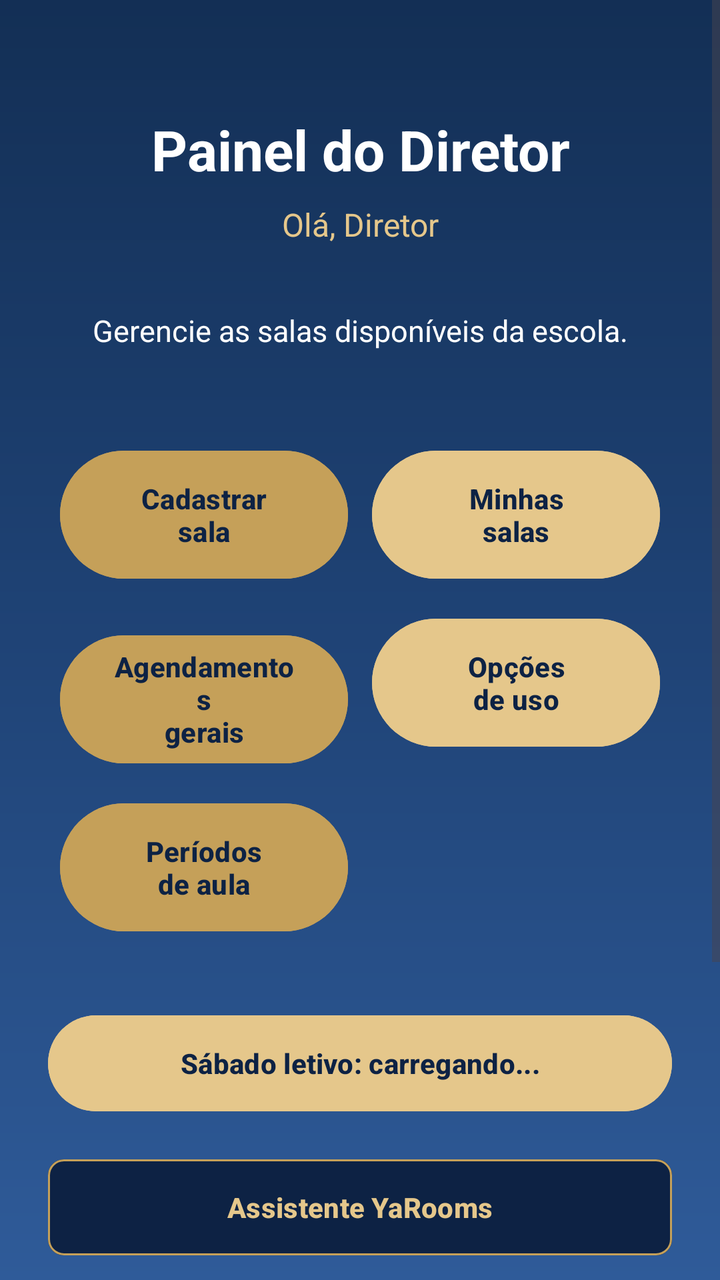
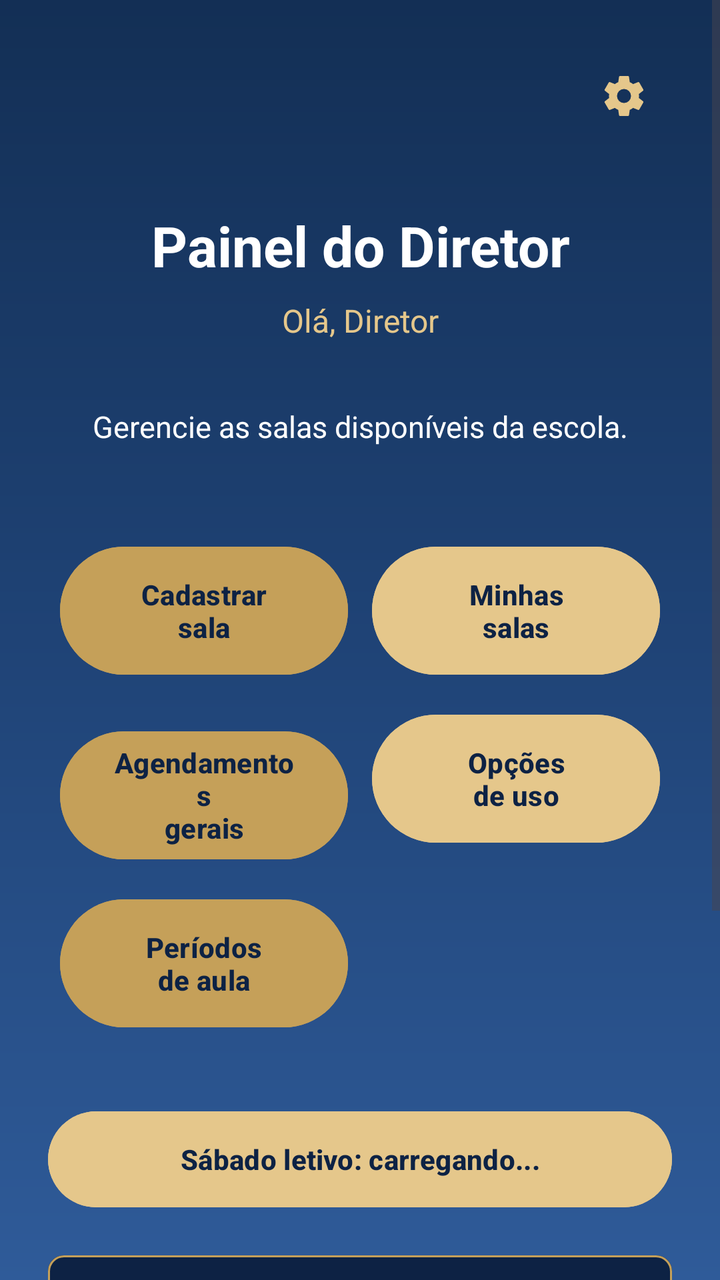

Before-and-after screenshots of an Android layout around one commit, followed by the original layout XML and the change that was made.
<!-- AndroidManifest.xml: application theme Theme.Agend -->
<!-- res/layout/activity_diretor_home.xml -->
<?xml version="1.0" encoding="utf-8"?>
<ScrollView xmlns:android="http://schemas.android.com/apk/res/android"
    android:layout_width="match_parent"
    android:layout_height="match_parent"
    xmlns:app="http://schemas.android.com/apk/res-auto"
    android:background="@drawable/bg_yarooms_gradient"
    android:fillViewport="true">

    <LinearLayout
        android:layout_width="match_parent"
        android:layout_height="wrap_content"
        android:orientation="vertical"
        android:padding="24dp">

        <TextView
            android:id="@+id/textoTituloDiretor"
            android:layout_width="match_parent"
            android:layout_height="wrap_content"
            android:text="Painel do Diretor"
            android:textColor="#FFFFFF"
            android:textSize="28sp"
            android:textStyle="bold"
            android:gravity="center"
            android:layout_marginTop="32dp" />

        <TextView
            android:id="@+id/textoNomeDiretor"
            android:layout_width="match_parent"
            android:layout_height="wrap_content"
            android:text="Olá, Diretor"
            android:textColor="#E5C78B"
            android:textSize="16sp"
            android:gravity="center"
            android:layout_marginTop="8dp"
            android:layout_marginBottom="32dp" />

        <TextView
            android:id="@+id/textoDescricaoDiretor"
            android:layout_width="match_parent"
            android:layout_height="wrap_content"
            android:text="Gerencie as salas disponíveis da escola."
            android:textColor="#FFFFFF"
            android:textSize="15sp"
            android:gravity="center"
            android:layout_marginBottom="32dp" />

        <GridLayout
            android:layout_width="match_parent"
            android:layout_height="wrap_content"
            android:columnCount="2"
            android:rowCount="3"
            android:layout_marginTop="8dp"
            android:layout_marginBottom="20dp">

            <Button
                android:id="@+id/botaoCadastrarSala"
                android:layout_width="0dp"
                android:layout_height="72dp"
                android:layout_columnWeight="1"
                android:layout_margin="6dp"
                android:text="Cadastrar\nsala"
                android:textAllCaps="false"
                android:textStyle="bold"
                android:textColor="#0D2244"
                android:backgroundTint="#C5A059" />

            <Button
                android:id="@+id/botaoMinhasSalas"
                android:layout_width="0dp"
                android:layout_height="72dp"
                android:layout_columnWeight="1"
                android:layout_margin="6dp"
                android:text="Minhas\nsalas"
                android:textAllCaps="false"
                android:textStyle="bold"
                android:textColor="#0D2244"
                android:backgroundTint="#E5C78B" />

            <Button
                android:id="@+id/botaoAgendamentosGerais"
                android:layout_width="0dp"
                android:layout_height="72dp"
                android:layout_columnWeight="1"
                android:layout_margin="6dp"
                android:text="Agendamentos\ngerais"
                android:textAllCaps="false"
                android:textStyle="bold"
                android:textColor="#0D2244"
                android:backgroundTint="#C5A059" />

            <Button
                android:id="@+id/botaoOpcoesUso"
                android:layout_width="0dp"
                android:layout_height="72dp"
                android:layout_columnWeight="1"
                android:layout_margin="6dp"
                android:text="Opções\nde uso"
                android:textAllCaps="false"
                android:textStyle="bold"
                android:textColor="#0D2244"
                android:backgroundTint="#E5C78B" />

            <Button
                android:id="@+id/botaoPeriodosAula"
                android:layout_width="0dp"
                android:layout_height="72dp"
                android:layout_columnWeight="1"
                android:layout_margin="6dp"
                android:text="Períodos\nde aula"
                android:textAllCaps="false"
                android:textStyle="bold"
                android:textColor="#0D2244"
                android:backgroundTint="#C5A059" />

        </GridLayout>

        <Button
            android:id="@+id/botaoSabadoLetivo"
            android:layout_width="match_parent"
            android:layout_height="56dp"
            android:text="Sábado letivo: carregando..."
            android:textAllCaps="false"
            android:textStyle="bold"
            android:textColor="#0D2244"
            android:backgroundTint="#E5C78B"
            android:layout_marginTop="8dp" />

        <com.google.android.material.button.MaterialButton
            android:id="@+id/assistente"
            android:layout_width="match_parent"
            android:layout_height="56dp"
            android:layout_marginTop="16dp"
            android:backgroundTint="@color/yarooms_blue_dark"
            android:text="@string/assistente_titulo"
            android:textAllCaps="false"
            android:textColor="@color/yarooms_gold_light"
            android:textStyle="bold"
            app:cornerRadius="8dp"
            app:strokeColor="@color/yarooms_gold"
            app:strokeWidth="1dp" />

        <com.google.android.material.button.MaterialButton
            android:id="@+id/botaoSairDiretor"
            android:layout_width="180dp"
            android:layout_height="48dp"
            android:text="Sair"
            android:textAllCaps="false"
            android:textColor="@color/white"
            android:textStyle="bold"
            android:layout_gravity="center"
            android:layout_marginTop="40dp"
            android:layout_marginBottom="24dp"
            android:backgroundTint="#8B1E1E"
            app:cornerRadius="8dp" />

        <TextView
            android:id="@+id/botaoInfoApp"
            android:layout_width="wrap_content"
            android:layout_height="wrap_content"
            android:text="ⓘ"
            android:textSize="26sp"
            android:textColor="@color/yarooms_gold_light"
            android:layout_gravity="center"
            android:padding="12dp"
            android:layout_marginTop="8dp"
            android:minWidth="48dp"
            android:minHeight="48dp"
            android:gravity="center"
            android:contentDescription="Informações do aplicativo"
            android:layout_marginBottom="16dp" />

    </LinearLayout>

</ScrollView>
<!-- resources referenced by this layout -->
<resources>
  <color name="white">#FFFFFF</color>
  <color name="yarooms_blue_dark">#0D2244</color>
  <color name="yarooms_gold">#C5A059</color>
  <color name="yarooms_gold_light">#E5C78B</color>
  <!-- drawable bg_yarooms_gradient (drawable) -->
  <?xml version="1.0" encoding="utf-8"?>
  <shape xmlns:android="http://schemas.android.com/apk/res/android">
  
      
      <gradient
          android:angle="270"
          android:startColor="#132F55"
          android:centerColor="#1F4376"
          android:endColor="#2F5B99"
          android:type="linear" />
  
  </shape>
  <string name="assistente_titulo">Assistente YaRooms</string>
  <style name="Theme.Agend" parent="Base.Theme.Agend" />
  <style name="Base.Theme.Agend" parent="Theme.Material3.DayNight.NoActionBar">
          <item name="android:forceDarkAllowed" tools:targetApi="q">false</item>
          
          <item name="colorError">@color/yarooms_error</item>
      </style>
  <color name="yarooms_error">#FF5252</color>
</resources>

<!-- the commit's change to res/layout/activity_diretor_home.xml (unified diff, before → after) -->
@@ -11,6 +11,17 @@
         android:layout_height="wrap_content"
         android:orientation="vertical"
         android:padding="24dp">
+
+        <androidx.appcompat.widget.AppCompatImageButton
+            android:id="@+id/configuracoes"
+            android:layout_width="48dp"
+            android:layout_height="48dp"
+            android:layout_gravity="end"
+            android:background="?attr/selectableItemBackgroundBorderless"
+            android:contentDescription="@string/app_settings_title"
+            android:padding="12dp"
+            app:srcCompat="@drawable/ic_ya_settings"
+            app:tint="@color/yarooms_gold_light" />
 
         <TextView
             android:id="@+id/textoTituloDiretor"
<!-- resource entries referenced after the edit -->
@@ -17,6 +17,16 @@
           android:type="linear" />
   
   </shape>
+  <!-- drawable ic_ya_settings (drawable) -->
+  <vector xmlns:android="http://schemas.android.com/apk/res/android"
+      android:width="24dp"
+      android:height="24dp"
+      android:viewportWidth="24"
+      android:viewportHeight="24">
+      <path android:fillColor="#FFFFFFFF" android:fillType="evenOdd"
+          android:pathData="M19.43,12.98c0.04,-0.32 0.07,-0.65 0.07,-0.98s-0.03,-0.66 -0.08,-0.98l2.11,-1.65c0.19,-0.15 0.24,-0.42 0.12,-0.64l-2,-3.46c-0.12,-0.22 -0.39,-0.31 -0.61,-0.22l-2.49,1c-0.52,-0.4 -1.07,-0.73 -1.68,-0.98l-0.38,-2.65C14.46,2.18 14.25,2 14,2h-4c-0.25,0 -0.45,0.18 -0.49,0.42L9.13,5.07c-0.61,0.25 -1.17,0.59 -1.68,0.98l-2.49,-1c-0.23,-0.09 -0.49,0 -0.61,0.22l-2,3.46c-0.13,0.22 -0.07,0.49 0.12,0.64l2.11,1.65c-0.05,0.32 -0.09,0.66 -0.09,0.98s0.03,0.66 0.08,0.98l-2.11,1.65c-0.19,0.15 -0.24,0.42 -0.12,0.64l2,3.46c0.12,0.22 0.39,0.31 0.61,0.22l2.49,-1c0.52,0.4 1.07,0.73 1.68,0.98l0.38,2.65c0.05,0.24 0.25,0.42 0.5,0.42h4c0.25,0 0.46,-0.18 0.49,-0.42l0.38,-2.65c0.61,-0.25 1.17,-0.58 1.68,-0.98l2.49,1c0.23,0.09 0.49,0 0.61,-0.22l2,-3.46c0.12,-0.22 0.07,-0.49 -0.12,-0.64zM12,15.5A3.5,3.5 0,1 1,12 8.5a3.5,3.5 0,0 1,0 7z" />
+  </vector>
+  <string name="app_settings_title">Configurações</string>
   <string name="assistente_titulo">Assistente YaRooms</string>
   <style name="Theme.Agend" parent="Base.Theme.Agend" />
   <style name="Base.Theme.Agend" parent="Theme.Material3.DayNight.NoActionBar">
